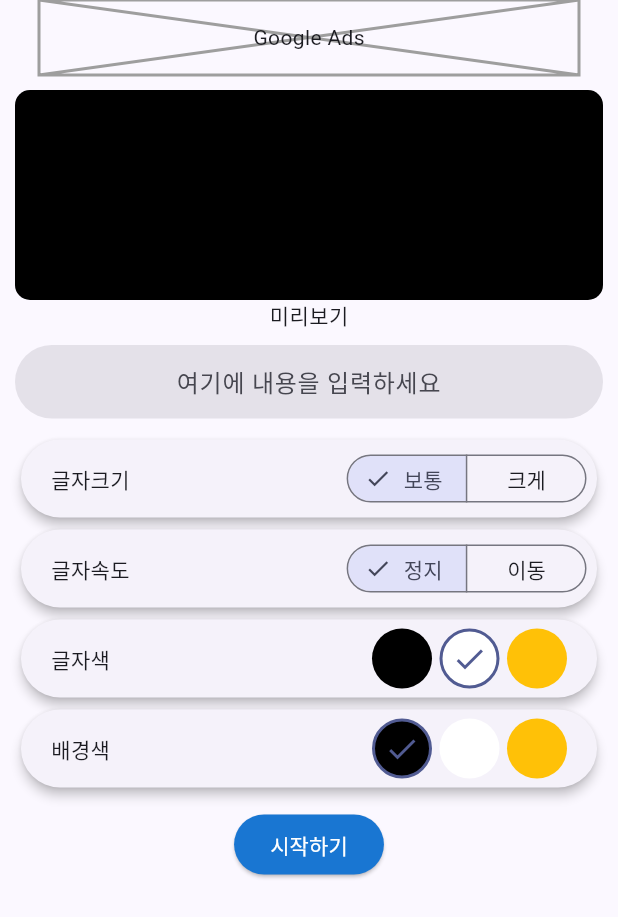
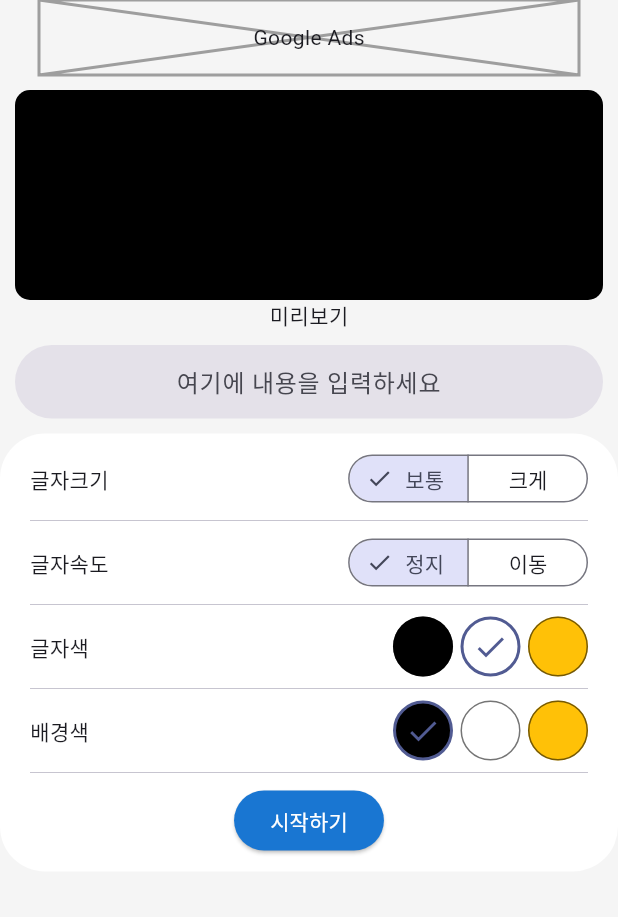
Before and after one commit to Guest-01/led_board, a Flutter app: the screen it shows after launch, on a phone screen of 412 x 824 dp. Shown: the top 917 px of the screen. Run offline on Flutter 3.47's test engine with Material 3 defaults, Android fonts, the phone set to English and light mode, and no system bars; our stand-ins replace marquee, shared_preferences.

Commit message:
change design

```diff
--- a/lib/make_screen.dart
+++ b/lib/make_screen.dart
@@ -77,10 +77,14 @@ class _MakeScreenState extends State<MakeScreen> {
   @override
   Widget build(BuildContext context) {
     return Scaffold(
-      // backgroundColor: Colors.grey.shade100,
+      backgroundColor: Theme.of(context).brightness == Brightness.light
+          ? Colors.grey.shade100
+          : null,
       body: SafeArea(
         child: SingleChildScrollView(
-          child: Padding(
+          child: Column(
+            children: [
+              Padding(
                 padding: const EdgeInsets.symmetric(horizontal: 10),
                 child: Column(
                   children: [
@@ -149,15 +153,22 @@ class _MakeScreenState extends State<MakeScreen> {
                         setState(() {});
                       },
                     ),
+                  ],
+                ),
+              ),
               const SizedBox(height: 10),
-                Card(
-                  shape: RoundedRectangleBorder(
+              Container(
+                padding:
+                    const EdgeInsets.symmetric(horizontal: 20, vertical: 10),
+                decoration: BoxDecoration(
                   borderRadius: BorderRadius.circular(30),
+                  color: Theme.of(context).brightness == Brightness.light
+                      ? Colors.white
+                      : Colors.white10,
                 ),
-                  elevation: 3,
-                  child: Padding(
-                    padding: const EdgeInsets.fromLTRB(20, 6, 7, 6),
-                    child: Row(
+                child: Column(
+                  children: [
+                    Row(
                       mainAxisAlignment: MainAxisAlignment.spaceBetween,
                       children: [
                         const Text('글자크기'),
@@ -180,16 +191,8 @@ class _MakeScreenState extends State<MakeScreen> {
                         )
                       ],
                     ),
-                  ),
-                ),
-                Card(
-                  shape: RoundedRectangleBorder(
-                    borderRadius: BorderRadius.circular(30),
-                  ),
-                  elevation: 3,
-                  child: Padding(
-                    padding: const EdgeInsets.fromLTRB(20, 6, 7, 6),
-                    child: Row(
+                    const Divider(thickness: 0.0),
+                    Row(
                       mainAxisAlignment: MainAxisAlignment.spaceBetween,
                       children: [
                         const Text('글자속도'),
@@ -212,19 +215,8 @@ class _MakeScreenState extends State<MakeScreen> {
                         )
                       ],
                     ),
-                  ),
-                ),
-                Card(
-                  shape: RoundedRectangleBorder(
-                    borderRadius: BorderRadius.circular(30),
-                  ),
-                  elevation: 3,
-                  child: Padding(
-                    padding: const EdgeInsets.symmetric(
-                      horizontal: 20,
-                      vertical: 6,
-                    ),
-                    child: Row(
+                    const Divider(thickness: 0.0),
+                    Row(
                       mainAxisAlignment: MainAxisAlignment.spaceBetween,
                       children: [
                         const Text('글자색'),
@@ -238,19 +230,8 @@ class _MakeScreenState extends State<MakeScreen> {
                         ),
                       ],
                     ),
-                  ),
-                ),
-                Card(
-                  shape: RoundedRectangleBorder(
-                    borderRadius: BorderRadius.circular(30),
-                  ),
-                  elevation: 3,
-                  child: Padding(
-                    padding: const EdgeInsets.symmetric(
-                      horizontal: 20,
-                      vertical: 6,
-                    ),
-                    child: Row(
+                    const Divider(thickness: 0.0),
+                    Row(
                       mainAxisAlignment: MainAxisAlignment.spaceBetween,
                       children: [
                         const Text('배경색'),
@@ -264,13 +245,11 @@ class _MakeScreenState extends State<MakeScreen> {
                         ),
                       ],
                     ),
-                  ),
-                ),
                     // const Padding(
                     //   padding: EdgeInsets.symmetric(vertical: 15),
                     //   child: Text('TODO: 글꼴, 마지막 값 기억'),
                     // ),
-                const SizedBox(height: 10),
+                    const Divider(thickness: 0.0),
                     ElevatedButton(
                       style: ElevatedButton.styleFrom(
                         foregroundColor: Colors.white,
@@ -291,9 +270,11 @@ class _MakeScreenState extends State<MakeScreen> {
                         );
                       },
                       child: const Text('시작하기'),
-                )
+                    ),
                   ],
                 ),
+              ),
+            ],
           ),
         ),
       ),
--- a/lib/widgets/color_circle.dart
+++ b/lib/widgets/color_circle.dart
@@ -34,7 +34,7 @@ class ColorCircle extends StatelessWidget {
     if (isActive) {
       return Border.all(width: 2, color: Theme.of(context).primaryColor);
     }
-    return null;
+    return Border.all(width: 1, color: Colors.black54);
   }
 
   @override
```
Lines whose indentation alone changed are shown as unchanged.
